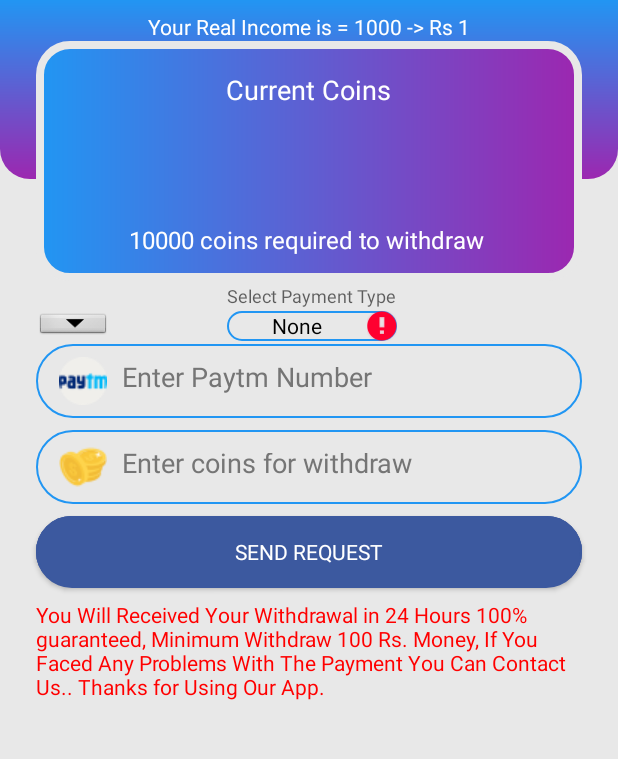
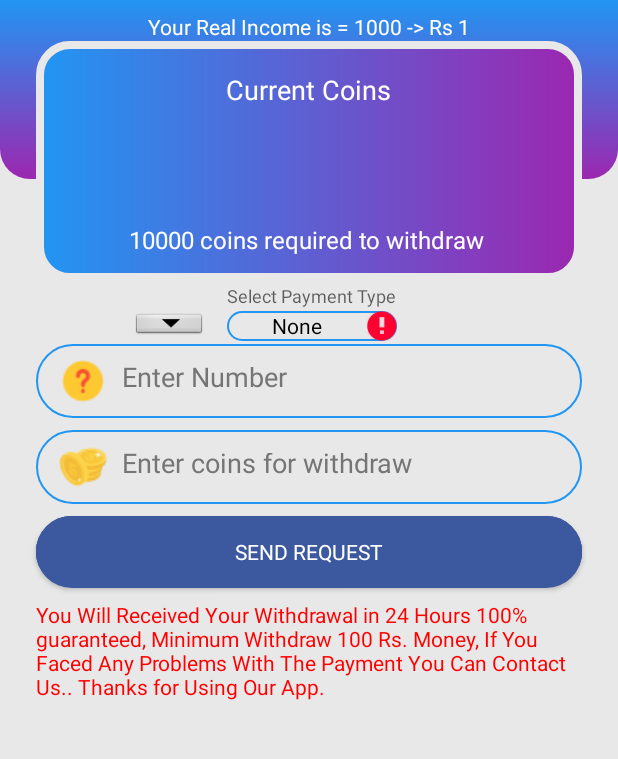
Before and after one commit to gitcoder-aman/Quiz-Project-, an Android app: the fragment WalletFragment placed in its activity, after a tap on "SEND REQUEST", on a phone screen of 412 x 824 dp, the part 85-844 px from its top. Run offline under Robolectric (Android 15) with nearby library versions, the phone set to English and light mode, and no system bars; our stand-ins replace Firebase (no records; nobody signed in at launch, a user with empty details on screens opened directly); libraries missing offline, so code that uses them is left out: me.ibrahimsn.lib; plain views replace SmoothBottomBar; pictures from the network do not load; Roboto replaces fonts that are not available here; 2 statements that could not run were skipped.

Commit message:
Payment request design

```diff
--- a/app/src/main/java/com/example/coderamankumarguptaquizearn/LoginActivity.java
+++ b/app/src/main/java/com/example/coderamankumarguptaquizearn/LoginActivity.java
@@ -51,8 +51,8 @@ public class LoginActivity extends AppCompatActivity {
 
 
                 String email,pass;
-                email = binding.emailBox.getText().toString();
-                pass = binding.passwordBox.getText().toString();
+                email = binding.emailBox.getText().toString().trim();
+                pass = binding.passwordBox.getText().toString().trim();
 
                 if(TextUtils.isEmpty(email)){
                     binding.emailBox.setError("*");
--- a/app/src/main/java/com/example/coderamankumarguptaquizearn/WalletFragment.java
+++ b/app/src/main/java/com/example/coderamankumarguptaquizearn/WalletFragment.java
@@ -1,5 +1,6 @@
 package com.example.coderamankumarguptaquizearn;
 
+import android.annotation.SuppressLint;
 import android.content.Context;
 import android.graphics.Color;
 import android.net.ConnectivityManager;
@@ -43,7 +44,8 @@ public class WalletFragment extends Fragment {
     FirebaseFirestore database;
     UserDatabase userdatabase;
 
-    String[] paymentMethod = {"None","PhonePe","GooglePay","Paytm","UPI"};
+    String[] paymentMethod = {"None","PhonePe","GooglePay","Paytm"};
+
     @Override
     public View onCreateView(LayoutInflater inflater, ViewGroup container,
                              Bundle savedInstanceState) {
@@ -63,6 +65,11 @@ public class WalletFragment extends Fragment {
                        //binding.currentCoins.setText(user.getCoins() + " "); you can also write this.
                    }
                });
+
+
+        paymentOption();
+
+       // String payType = binding.paymentTypeBox.getText().toString().trim();
        //send button request process
 
         binding.sendRequestBtn.setOnClickListener(new View.OnClickListener() {
@@ -71,10 +78,10 @@ public class WalletFragment extends Fragment {
             public void onClick(View view) {
 
                 if (isConnected()) {
-                    paymentOption();
-                    String paymentType = binding.paymentTypeBox.getText().toString();
-                    String Coins = binding.numberOfCoins.getText().toString();
-                    String number = binding.number.getText().toString();
+
+                    String paymentType = binding.paymentTypeBox.getText().toString().trim();
+                    String Coins = binding.numberOfCoins.getText().toString().trim();
+                    String number = binding.number.getText().toString().trim();
 
                     if (paymentType.equals("None")) {
                         binding.paymentTypeBox.setError("*");
@@ -83,6 +90,7 @@ public class WalletFragment extends Fragment {
                         binding.paymentTypeBox.setError(null);
                         binding.paymentTypeBox.clearFocus();
                     }
+
                     if (TextUtils.isEmpty(number)) {
                         binding.number.setError("*");
                         return;
@@ -171,8 +179,6 @@ public class WalletFragment extends Fragment {
             }
         });
 
-
-        paymentOption();
         return binding.getRoot();
     }
 
@@ -187,7 +193,17 @@ public class WalletFragment extends Fragment {
             public void onItemSelected(AdapterView<?> parent, View view, int position, long id) {
                 String OptionValue = parent.getItemAtPosition(position).toString();
                 binding.paymentTypeBox.setText(OptionValue);
+                String paymentType = binding.paymentTypeBox.getText().toString().trim();
 
+                if(paymentType.equals("GooglePay")){
+                    binding.number.setCompoundDrawablesWithIntrinsicBounds(R.drawable.googlepay,0,0,0);
+                }else if(paymentType.equals("Paytm")){
+                    binding.number.setCompoundDrawablesWithIntrinsicBounds(R.drawable.paytm,0,0,0);
+                }else if(paymentType.equals("PhonePe")){
+                    binding.number.setCompoundDrawablesWithIntrinsicBounds(R.drawable.phonepe,0,0,0);
+                }else{
+                    binding.number.setCompoundDrawablesWithIntrinsicBounds(R.drawable.questionmark,0,0,0);
+                }
             }
 
             @Override
--- a/app/src/main/res/layout/fragment_wallet.xml
+++ b/app/src/main/res/layout/fragment_wallet.xml
@@ -107,7 +107,7 @@
         android:layout_marginTop="2dp"
         android:background="@android:drawable/btn_dropdown"
         app:layout_constraintEnd_toStartOf="@+id/paymentTypeBox"
-        app:layout_constraintHorizontal_bias="0.0"
+        app:layout_constraintHorizontal_bias="0.828"
         app:layout_constraintStart_toStartOf="@+id/view6"
         app:layout_constraintTop_toBottomOf="@+id/textView17"
         tools:ignore="TouchTargetSizeCheck,SpeakableTextPresentCheck" />
@@ -130,10 +130,9 @@
         android:layout_width="0dp"
         android:layout_height="49dp"
         android:background="@drawable/textbox"
-        android:drawableStart="@drawable/paytm"
         android:drawablePadding="10dp"
         android:ems="10"
-        android:hint="@string/paytm_number"
+        android:hint="@string/number"
         android:layout_marginTop="2dp"
         android:inputType="phone"
         android:padding="15dp"
--- a/app/src/main/res/values/strings.xml
+++ b/app/src/main/res/values/strings.xml
@@ -10,7 +10,7 @@
     <string name="update_profile">Update Profile</string>
     <string name="current_coins">Current Coins</string>
     <string name="required_to_withdraw">10000 coins required to withdraw</string>
-    <string name="paytm_number">Enter Paytm Number</string>
+    <string name="number">Enter Number</string>
     <string name="send_request">SEND REQUEST</string>
     <string name="_1">#1000</string>
     <string name="moneytext">You Will Received Your Withdrawal in 24 Hours 100% guaranteed, Minimum Withdraw 100 Rs. Money, If You
```
Also changed, not shown: app/src/main/java/com/example/coderamankumarguptaquizearn/SignupActivity.java (+4 -5 lines), app/src/main/res/drawable/googlepay.png (added), app/src/main/res/drawable/phonepe.png (added), app/src/main/res/drawable/questionmark.png (added), app/src/main/res/drawable/refer.jpg (deleted).
